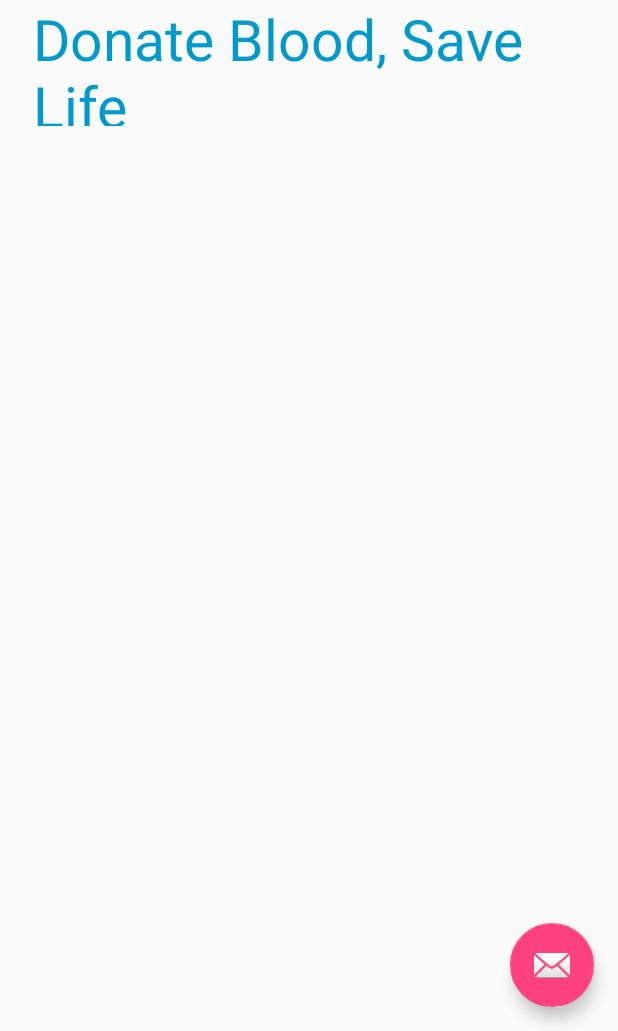
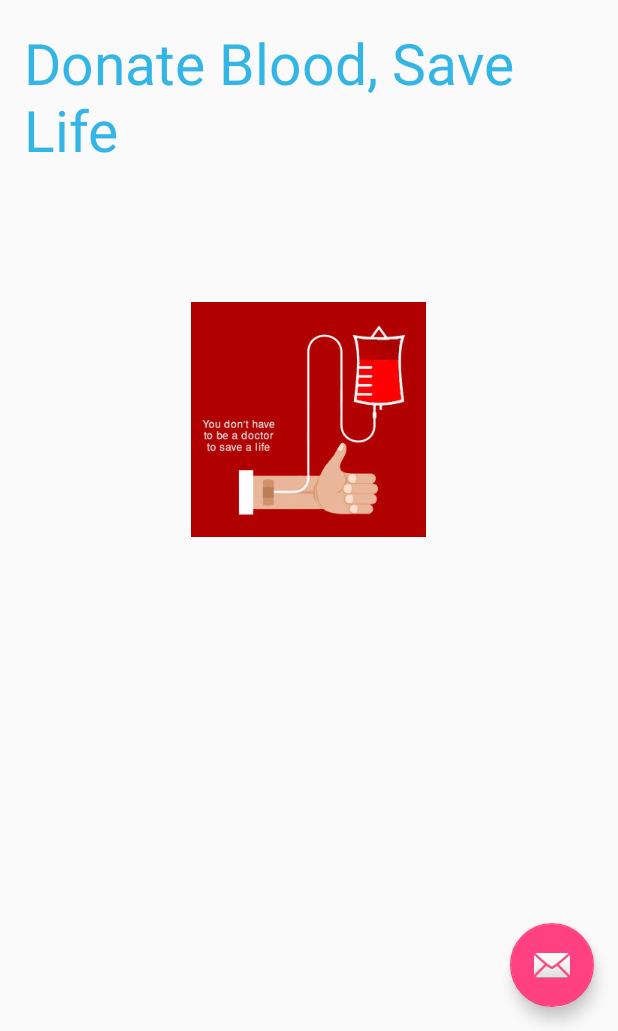
Before and after one commit to tajul-saajan/Advanced-Programming-2-2, an Android app: the screen it shows after launch (MainActivity), on a phone screen of 412 x 824 dp, the part 205-1236 px from its top. Run offline under Robolectric (Android 15) with nearby library versions, the phone set to English and light mode, and no system bars.

Commit message:
logo and updated ImageView

```diff
--- a/MyApplication2/app/src/main/java/com/example/saajan/myapplication/MainActivity.java
+++ b/MyApplication2/app/src/main/java/com/example/saajan/myapplication/MainActivity.java
@@ -90,7 +90,7 @@ public class MainActivity extends AppCompatActivity
 
         } else if (id == R.id.send_message) {
 
-        } else if (id == R.id.no_service) {
+        } else if (id == R.id.no_action) {
 
         } else if (id == R.id.nav_share) {
 
--- a/MyApplication2/app/src/main/res/layout/content_main.xml
+++ b/MyApplication2/app/src/main/res/layout/content_main.xml
@@ -24,14 +24,24 @@
 
     <TextView
         android:id="@+id/textView2"
-        android:layout_width="368dp"
-        android:layout_height="84dp"
+        android:layout_width="wrap_content"
+        android:layout_height="wrap_content"
         android:layout_centerHorizontal="true"
         android:layout_below="@id/dream_text"
         android:text="Donate Blood, Save Life"
+        android:padding="16dp"
         android:textSize="38dp"
-        android:textColor="@android:color/holo_blue_dark"
+        android:textColor="@android:color/holo_blue_light"
         tools:layout_editor_absoluteX="8dp"
         tools:layout_editor_absoluteY="213dp" />
 
+    <ImageView
+        android:id="@+id/imageView2"
+        android:layout_width="wrap_content"
+        android:layout_height="wrap_content"
+        app:srcCompat="@mipmap/another"
+        android:layout_marginTop="73dp"
+        android:layout_below="@+id/textView2"
+        android:layout_centerHorizontal="true" />
+
 </RelativeLayout>
```
Also changed, not shown: MyApplication2/app/src/main/AndroidManifest.xml (+6 -3 lines), MyApplication2/app/src/main/res/mipmap-xxxhdpi/another.jpg (added), MyApplication2/app/src/main/res/mipmap-xxxhdpi/dream_app_logo.png (added), 1 other file.
